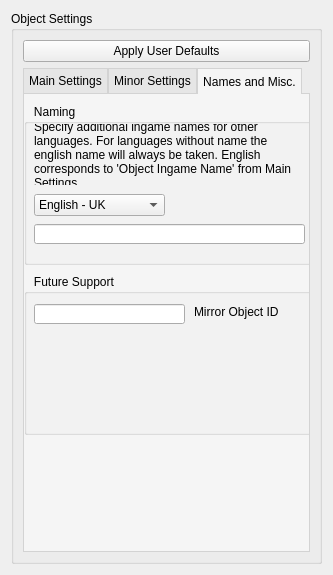
Old version of the form editor_app/gui/settingsSS.ui in the repository danielmeinert/objectcreator.
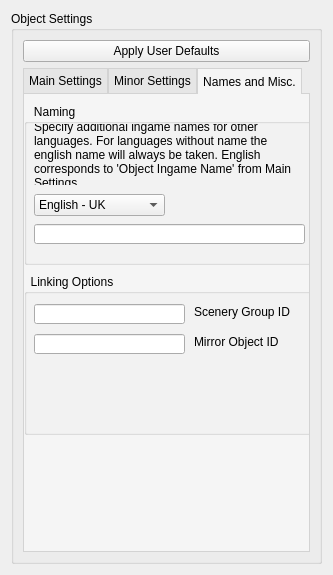
New version of the form. The open tabs and pages were chosen to show the change.

Commit message: added scenery group field + fixed properties not being deleted when switching from animated to other subtypes for SS

The edit to the form file:
```diff
--- a/editor_app/gui/settingsSS.ui
+++ b/editor_app/gui/settingsSS.ui
@@ -1279,7 +1279,7 @@
            </rect>
           </property>
           <property name="title">
-           <string>   Future Support</string>
+           <string>  Linking Options</string>
           </property>
           <property name="flat">
            <bool>true</bool>
@@ -1294,6 +1294,32 @@
             </rect>
            </property>
            <property name="text">
+            <string>Scenery Group ID</string>
+           </property>
+          </widget>
+          <widget class="QLineEdit" name="lineEdit_sceneryGroupID">
+           <property name="geometry">
+            <rect>
+             <x>10</x>
+             <y>30</y>
+             <width>151</width>
+             <height>20</height>
+            </rect>
+           </property>
+           <property name="toolTip">
+            <string>&lt;html&gt;&lt;head/&gt;&lt;body&gt;&lt;p&gt;Enter ID of a scenery group such that this object gets added to it automatically.&lt;/p&gt;&lt;/body&gt;&lt;/html&gt;</string>
+           </property>
+          </widget>
+          <widget class="QLabel" name="label_4">
+           <property name="geometry">
+            <rect>
+             <x>170</x>
+             <y>60</y>
+             <width>101</width>
+             <height>16</height>
+            </rect>
+           </property>
+           <property name="text">
             <string>Mirror Object ID</string>
            </property>
           </widget>
@@ -1301,7 +1327,7 @@
            <property name="geometry">
             <rect>
              <x>10</x>
-             <y>30</y>
+             <y>60</y>
              <width>151</width>
              <height>20</height>
             </rect>
```
Left out of the diff: 2 changed lines with no effect on the pictures. The commit also changes 3 other files.
